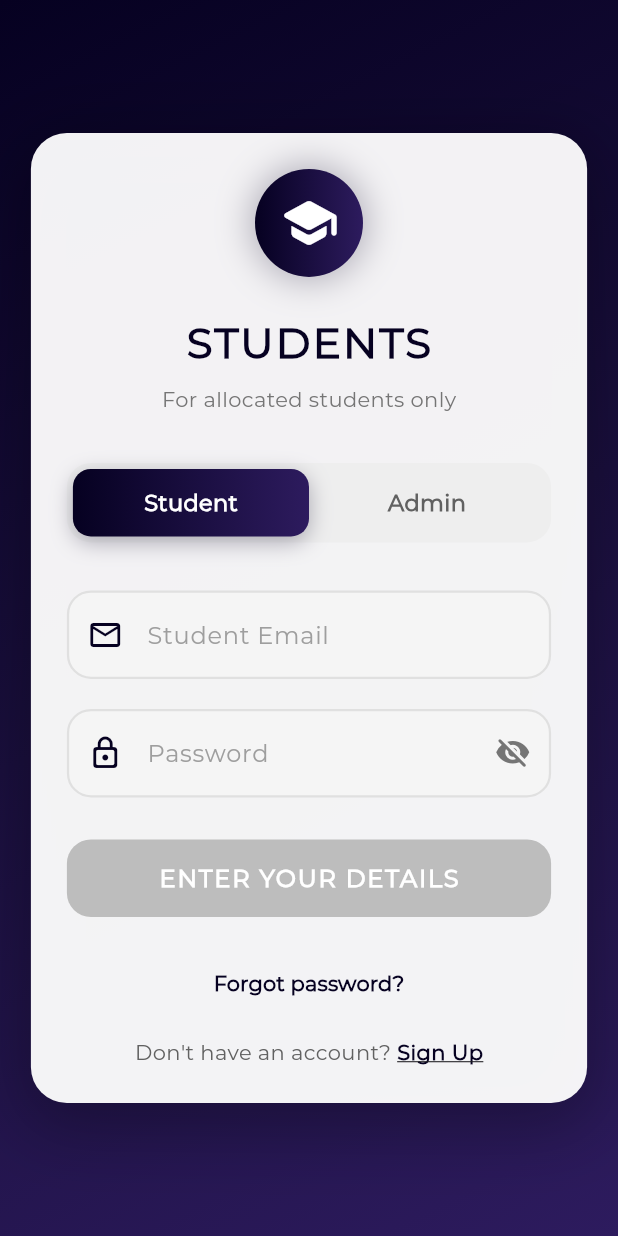
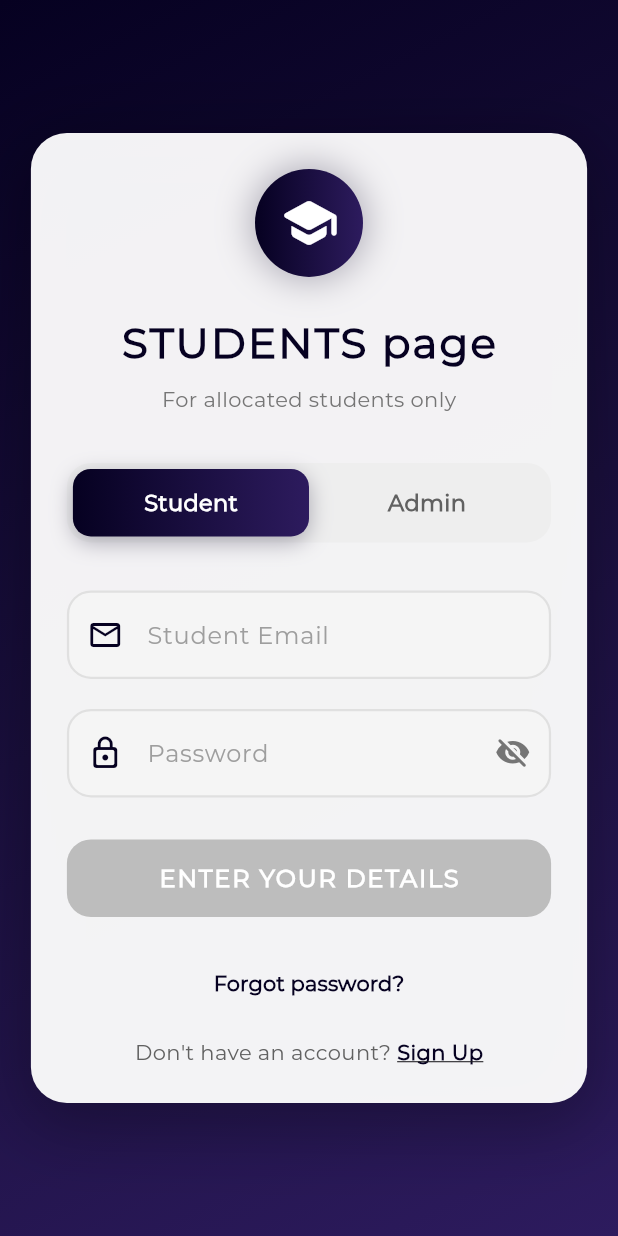
Before and after one commit to Daniel-the-creator/exeat-management-system-project, a Flutter app: the screen it shows after launch, on a phone screen of 412 x 824 dp. Run offline on Flutter 3.47's test engine with Material 3 defaults, Android fonts, the phone set to English and light mode, and no system bars; our stand-ins replace cloud_firestore, firebase_auth, firebase_core, fl_chart, get, pdf and 1 more; accounts and stored records are empty.

Commit message:
Update login_screen__student.dart

```diff
--- a/lib/screens/login_screen__student.dart
+++ b/lib/screens/login_screen__student.dart
@@ -270,7 +270,7 @@ class _LoginScreenState extends State<LoginScreen>
 
                         // Welcome Text
                         Text(
-                          "STUDENTS",
+                          "STUDENTS page",
                           style: TextStyle(
                             color: const Color(0xff060121),
                             fontWeight: FontWeight.w900,
```
